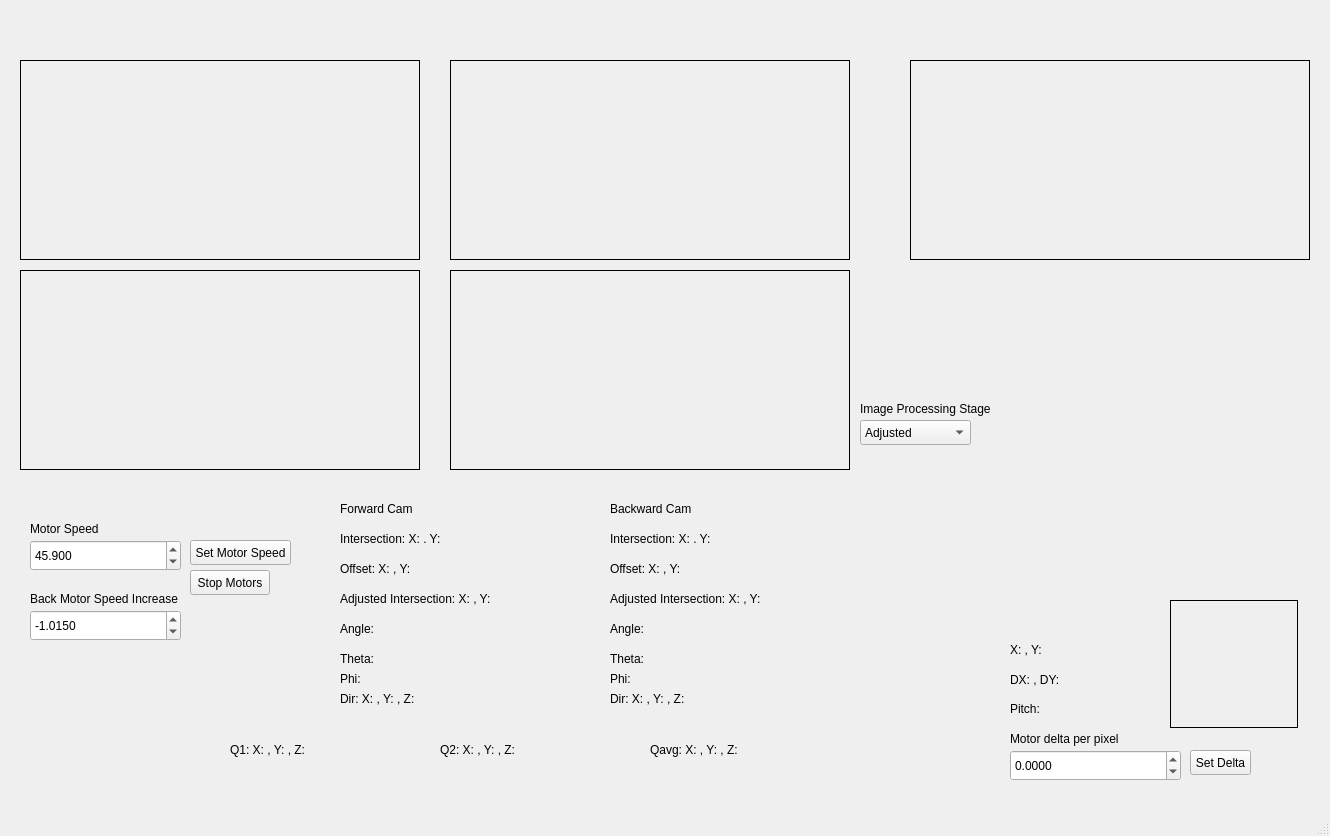
jkg43/ENPH353_Comp, file drone_controller/nodes/drone_control.ui: the form before one commit.
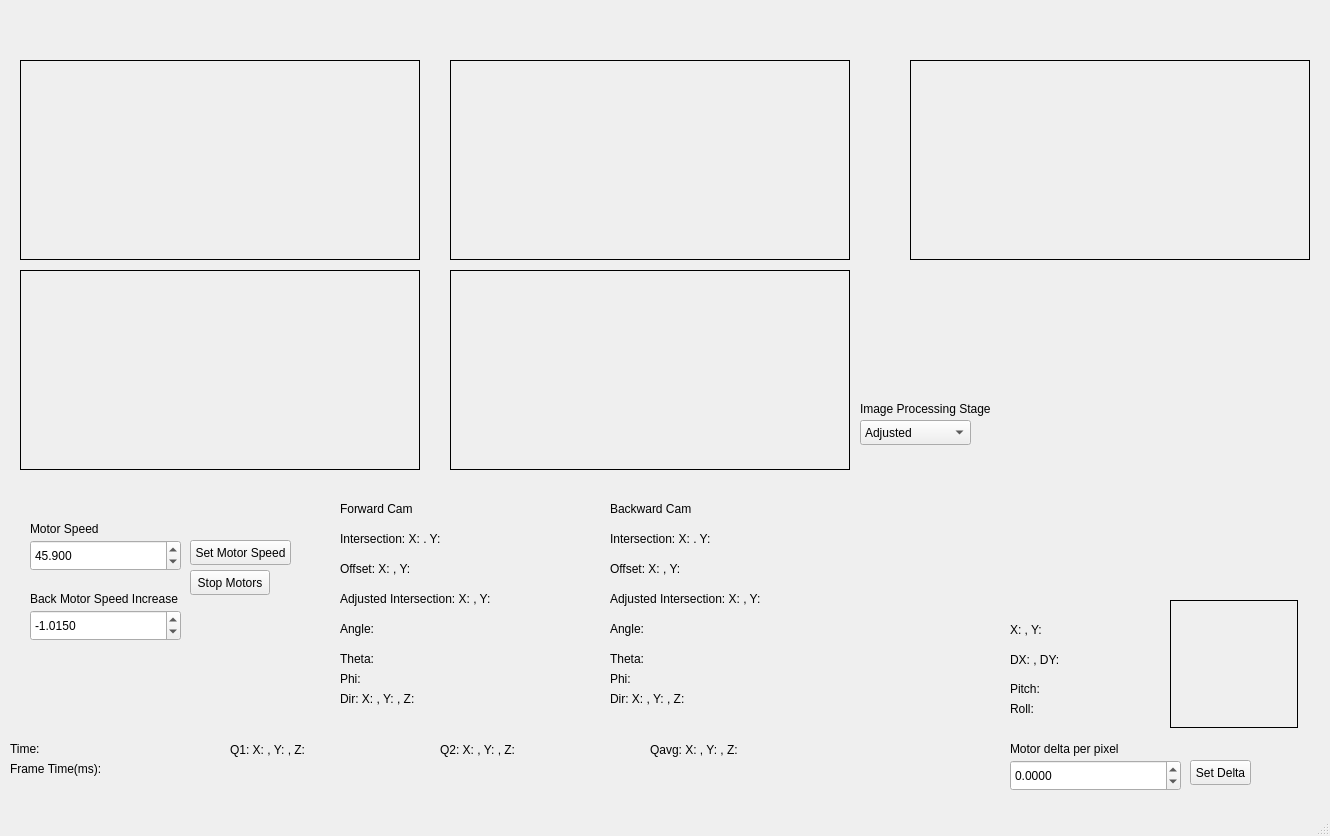
The form after the commit.

Patch:
```diff
--- a/drone_controller/nodes/drone_control.ui
+++ b/drone_controller/nodes/drone_control.ui
@@ -155,7 +155,7 @@
     <property name="geometry">
      <rect>
       <x>1010</x>
-      <y>640</y>
+      <y>620</y>
       <width>151</width>
       <height>20</height>
      </rect>
@@ -168,7 +168,7 @@
     <property name="geometry">
      <rect>
       <x>1010</x>
-      <y>670</y>
+      <y>650</y>
       <width>151</width>
       <height>20</height>
      </rect>
@@ -181,7 +181,7 @@
     <property name="geometry">
      <rect>
       <x>1010</x>
-      <y>750</y>
+      <y>760</y>
       <width>171</width>
       <height>31</height>
      </rect>
@@ -203,7 +203,7 @@
     <property name="geometry">
      <rect>
       <x>1010</x>
-      <y>730</y>
+      <y>740</y>
       <width>161</width>
       <height>17</height>
      </rect>
@@ -216,7 +216,7 @@
     <property name="geometry">
      <rect>
       <x>1190</x>
-      <y>750</y>
+      <y>760</y>
       <width>61</width>
       <height>25</height>
      </rect>
@@ -229,8 +229,8 @@
     <property name="geometry">
      <rect>
       <x>1010</x>
-      <y>700</y>
-      <width>201</width>
+      <y>680</y>
+      <width>151</width>
       <height>17</height>
      </rect>
     </property>
@@ -606,6 +606,45 @@
      <string>Image Processing Stage</string>
     </property>
    </widget>
+   <widget class="QLabel" name="time_label">
+    <property name="geometry">
+     <rect>
+      <x>10</x>
+      <y>740</y>
+      <width>171</width>
+      <height>17</height>
+     </rect>
+    </property>
+    <property name="text">
+     <string>Time: </string>
+    </property>
+   </widget>
+   <widget class="QLabel" name="frame_time_label">
+    <property name="geometry">
+     <rect>
+      <x>10</x>
+      <y>760</y>
+      <width>171</width>
+      <height>17</height>
+     </rect>
+    </property>
+    <property name="text">
+     <string>Frame Time(ms): </string>
+    </property>
+   </widget>
+   <widget class="QLabel" name="roll_label">
+    <property name="geometry">
+     <rect>
+      <x>1010</x>
+      <y>700</y>
+      <width>151</width>
+      <height>17</height>
+     </rect>
+    </property>
+    <property name="text">
+     <string>Roll: </string>
+    </property>
+   </widget>
   </widget>
   <widget class="QMenuBar" name="menubar">
    <property name="geometry">
```
Left out of the diff: 2 changed lines with no effect on the pictures.
